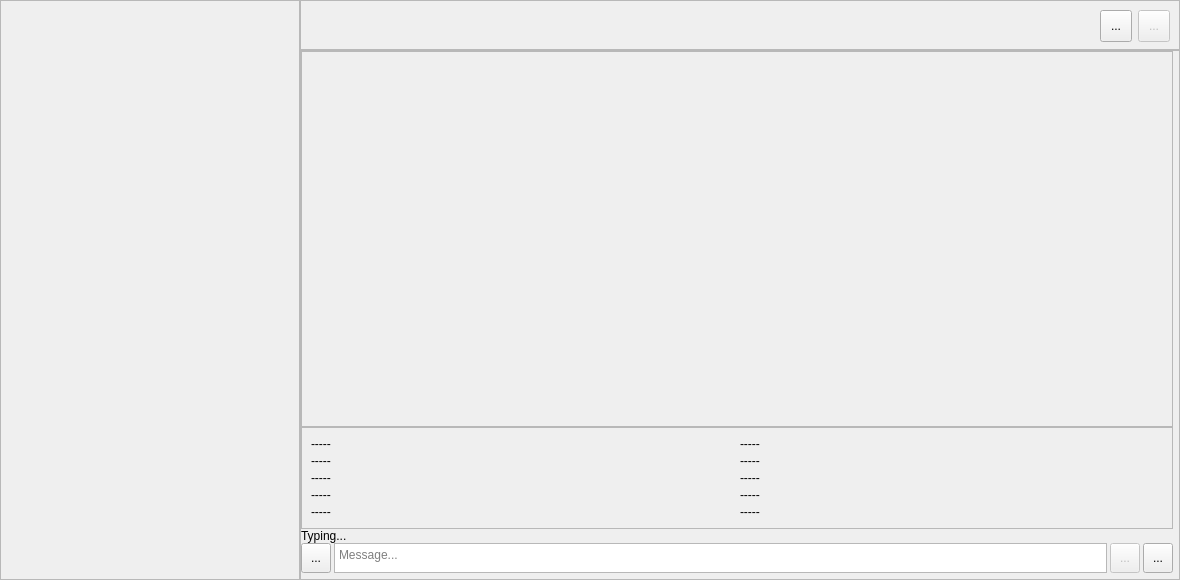
Above: widgets/chats_widget.ui from 4malgama/achat-client before the change. Below: the same form after it.
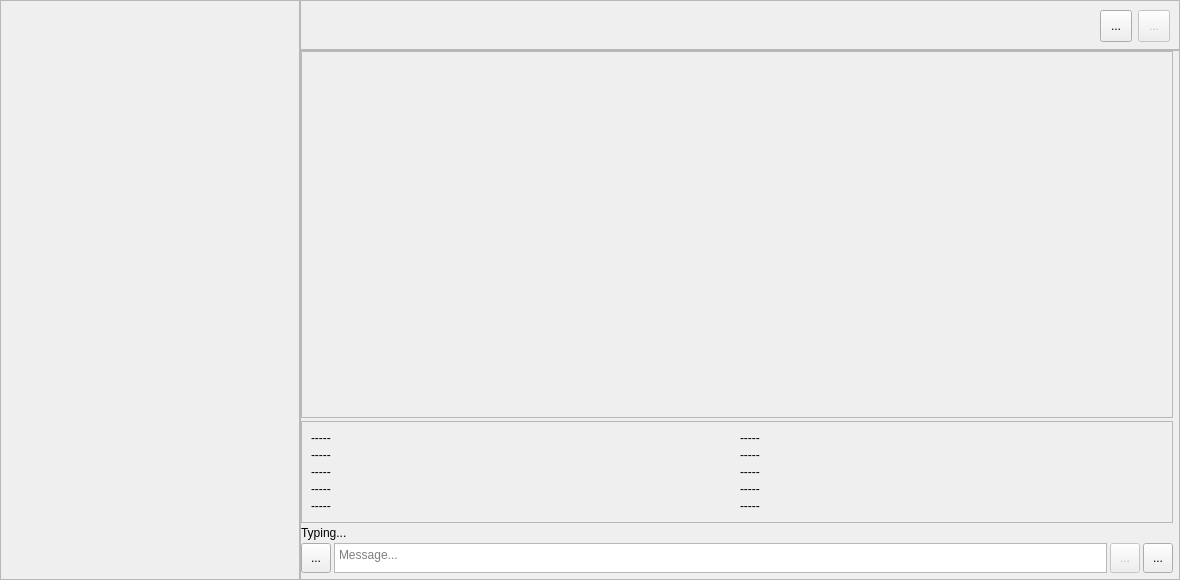
That is the form after the change. Icons and pictures are not drawn.

Diff of the .ui file:
```diff
--- a/widgets/chats_widget.ui
+++ b/widgets/chats_widget.ui
@@ -238,12 +238,9 @@
       <property name="bottomMargin">
        <number>6</number>
       </property>
-      <property name="horizontalSpacing">
+      <property name="spacing">
        <number>3</number>
       </property>
-      <property name="verticalSpacing">
-       <number>0</number>
-      </property>
       <item row="1" column="0" colspan="4">
        <widget class="QFrame" name="frame">
         <property name="minimumSize">
@@ -377,7 +374,7 @@
            <x>0</x>
            <y>0</y>
            <width>870</width>
-           <height>362</height>
+           <height>353</height>
           </rect>
          </property>
          <property name="sizePolicy">
```
